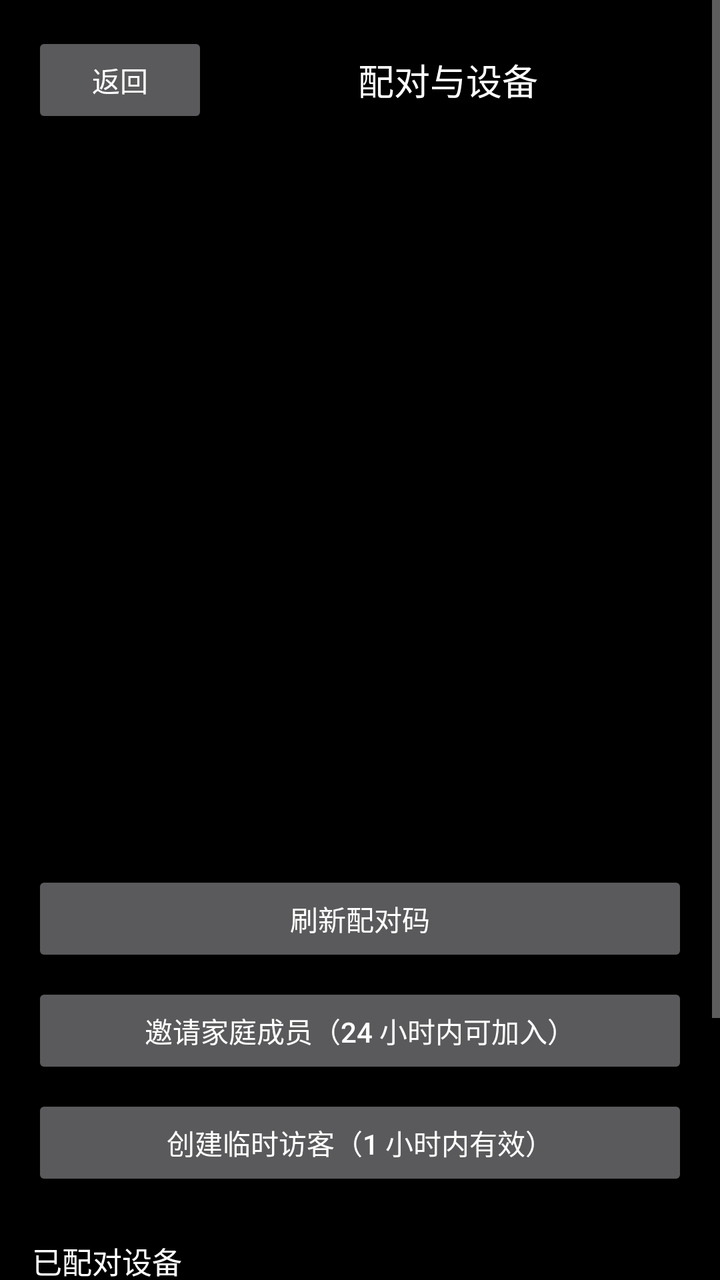
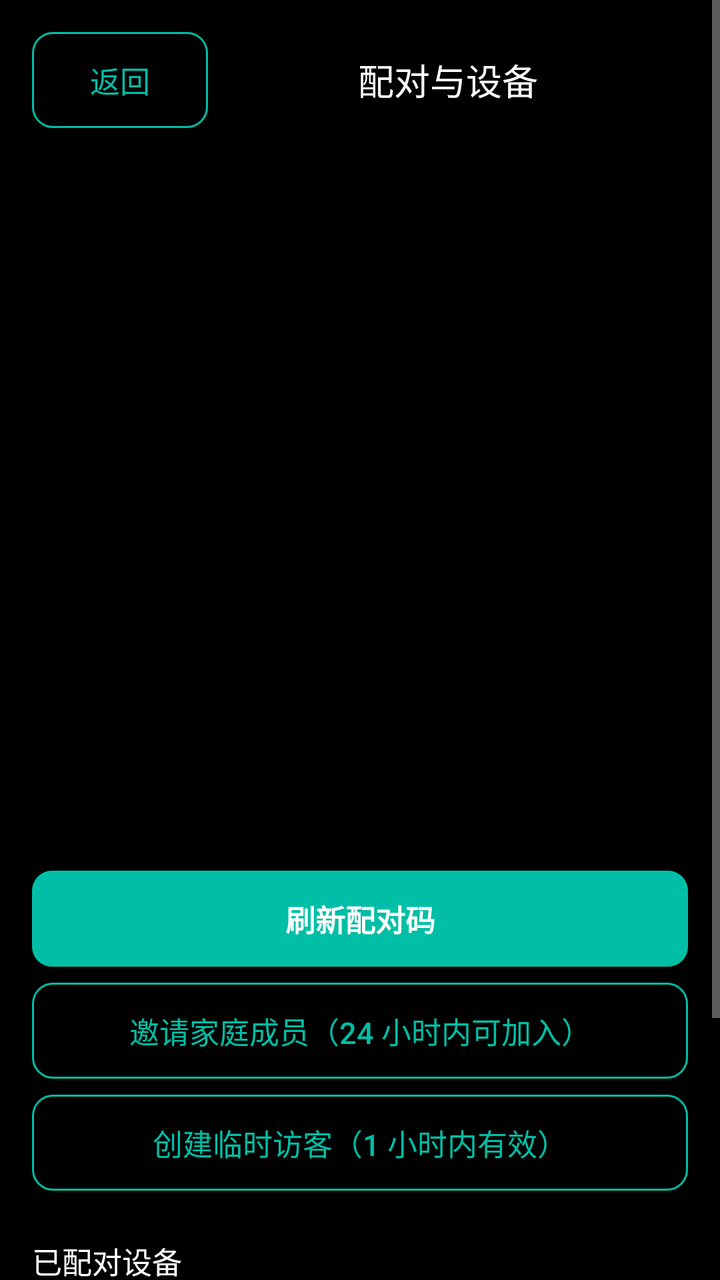

Before-and-after screenshots of an Android layout around one commit, followed by the original layout XML and the change that was made.
<!-- AndroidManifest.xml: application theme Theme.QuietSentry -->
<!-- res/layout/activity_pairing.xml -->
<?xml version="1.0" encoding="utf-8"?>
<ScrollView xmlns:android="http://schemas.android.com/apk/res/android"
    android:layout_width="match_parent"
    android:layout_height="match_parent"
    android:background="@android:color/black"
    android:fillViewport="true">

    <LinearLayout
        android:layout_width="match_parent"
        android:layout_height="wrap_content"
        android:orientation="vertical"
        android:padding="@dimen/qs_space_16">

        <LinearLayout
            android:layout_width="match_parent"
            android:layout_height="wrap_content"
            android:gravity="center_vertical"
            android:orientation="horizontal">

            <Button
                android:id="@+id/pairing_back"
                android:layout_width="wrap_content"
                android:layout_height="wrap_content"
                android:text="@string/pairing_back" />

            <TextView
                android:layout_width="0dp"
                android:layout_height="wrap_content"
                android:layout_weight="1"
                android:gravity="center"
                android:text="@string/pairing_title"
                android:textColor="@android:color/white"
                android:textSize="@dimen/qs_text_subtitle" />
        </LinearLayout>

        <TextView
            android:id="@+id/pairing_hint"
            android:layout_width="match_parent"
            android:layout_height="wrap_content"
            android:layout_marginTop="@dimen/qs_space_12"
            android:textColor="@color/qs_text_muted"
            android:textSize="@dimen/qs_text_status" />

        
        <ImageView
            android:id="@+id/pairing_qr"
            android:layout_width="240dp"
            android:layout_height="240dp"
            android:layout_gravity="center_horizontal"
            android:layout_marginTop="@dimen/qs_space_16"
            android:contentDescription="@string/pairing_qr_desc" />

        <TextView
            android:id="@+id/pairing_code"
            android:layout_width="match_parent"
            android:layout_height="wrap_content"
            android:layout_marginTop="@dimen/qs_space_12"
            android:gravity="center"
            android:textColor="@android:color/white"
            android:textSize="@dimen/qs_text_headline" />

        <TextView
            android:id="@+id/pairing_fingerprint"
            android:layout_width="match_parent"
            android:layout_height="wrap_content"
            android:layout_marginTop="@dimen/qs_space_4"
            android:gravity="center"
            android:textColor="@color/qs_text_muted"
            android:textSize="@dimen/qs_text_caption" />

        <Button
            android:id="@+id/pairing_refresh"
            android:layout_width="match_parent"
            android:layout_height="wrap_content"
            android:layout_marginTop="@dimen/qs_space_16"
            android:text="@string/pairing_refresh" />

        <Button
            android:id="@+id/pairing_invite"
            android:layout_width="match_parent"
            android:layout_height="wrap_content"
            android:layout_marginTop="@dimen/qs_space_8"
            android:text="@string/pairing_invite" />

        <Button
            android:id="@+id/pairing_invite_guest"
            android:layout_width="match_parent"
            android:layout_height="wrap_content"
            android:layout_marginTop="@dimen/qs_space_8"
            android:text="@string/pairing_invite_guest" />

        <TextView
            android:id="@+id/pairing_devices_title"
            android:layout_width="match_parent"
            android:layout_height="wrap_content"
            android:layout_marginTop="@dimen/qs_space_24"
            android:text="@string/pairing_devices_title"
            android:textColor="@android:color/white"
            android:textSize="@dimen/qs_text_body" />

        <LinearLayout
            android:id="@+id/pairing_devices"
            android:layout_width="match_parent"
            android:layout_height="wrap_content"
            android:layout_marginTop="@dimen/qs_space_8"
            android:orientation="vertical" />

        <TextView
            android:id="@+id/pairing_devices_empty"
            android:layout_width="match_parent"
            android:layout_height="wrap_content"
            android:text="@string/pairing_devices_empty"
            android:textColor="@color/qs_text_muted"
            android:textSize="@dimen/qs_text_status" />

        <Button
            android:id="@+id/pairing_recovery"
            android:layout_width="match_parent"
            android:layout_height="wrap_content"
            android:layout_marginTop="@dimen/qs_space_16"
            android:text="@string/pairing_recovery" />

        <Button
            android:id="@+id/pairing_revoke_all"
            android:layout_width="match_parent"
            android:layout_height="wrap_content"
            android:layout_marginTop="@dimen/qs_space_8"
            android:text="@string/pairing_revoke_all" />
    </LinearLayout>
</ScrollView>
<!-- resources referenced by this layout -->
<resources>
  <dimen name="qs_space_12">12dp</dimen>
  <dimen name="qs_space_16">16dp</dimen>
  <dimen name="qs_space_24">24dp</dimen>
  <dimen name="qs_space_4">4dp</dimen>
  <dimen name="qs_space_8">8dp</dimen>
  <dimen name="qs_text_body">15sp</dimen>
  <dimen name="qs_text_caption">12sp</dimen>
  <dimen name="qs_text_headline">28sp</dimen>
  <dimen name="qs_text_status">13sp</dimen>
  <dimen name="qs_text_subtitle">18sp</dimen>
  <string name="pairing_back">返回</string>
  <string name="pairing_refresh">刷新配对码</string>
  <string name="pairing_title">配对与设备</string>
  <!-- unchanged entries left out for length: 10 -->
</resources>

<!-- the commit's change to res/layout/activity_pairing.xml (unified diff, before → after) -->
@@ -2,7 +2,7 @@
 <ScrollView xmlns:android="http://schemas.android.com/apk/res/android"
     android:layout_width="match_parent"
     android:layout_height="match_parent"
-    android:background="@android:color/black"
+    android:background="@color/qs_bg"
     android:fillViewport="true">
 
     <LinearLayout
@@ -21,6 +21,7 @@
                 android:id="@+id/pairing_back"
                 android:layout_width="wrap_content"
                 android:layout_height="wrap_content"
+                style="@style/Widget.QuietSentry.SecondaryButton"
                 android:text="@string/pairing_back" />
 
             <TextView
@@ -29,7 +30,7 @@
                 android:layout_weight="1"
                 android:gravity="center"
                 android:text="@string/pairing_title"
-                android:textColor="@android:color/white"
+                android:textColor="@color/qs_text"
                 android:textSize="@dimen/qs_text_subtitle" />
         </LinearLayout>
 
@@ -56,7 +57,7 @@
             android:layout_height="wrap_content"
             android:layout_marginTop="@dimen/qs_space_12"
             android:gravity="center"
-            android:textColor="@android:color/white"
+            android:textColor="@color/qs_text"
             android:textSize="@dimen/qs_text_headline" />
 
         <TextView
@@ -73,6 +74,7 @@
             android:layout_width="match_parent"
             android:layout_height="wrap_content"
             android:layout_marginTop="@dimen/qs_space_16"
+            style="@style/Widget.QuietSentry.PrimaryButton"
             android:text="@string/pairing_refresh" />
 
         <Button
@@ -80,6 +82,7 @@
             android:layout_width="match_parent"
             android:layout_height="wrap_content"
             android:layout_marginTop="@dimen/qs_space_8"
+            style="@style/Widget.QuietSentry.SecondaryButton"
             android:text="@string/pairing_invite" />
 
         <Button
@@ -87,6 +90,7 @@
             android:layout_width="match_parent"
             android:layout_height="wrap_content"
             android:layout_marginTop="@dimen/qs_space_8"
+            style="@style/Widget.QuietSentry.SecondaryButton"
             android:text="@string/pairing_invite_guest" />
 
         <TextView
@@ -95,7 +99,7 @@
             android:layout_height="wrap_content"
             android:layout_marginTop="@dimen/qs_space_24"
             android:text="@string/pairing_devices_title"
-            android:textColor="@android:color/white"
+            android:textColor="@color/qs_text"
             android:textSize="@dimen/qs_text_body" />
 
         <LinearLayout
@@ -118,6 +122,7 @@
             android:layout_width="match_parent"
             android:layout_height="wrap_content"
             android:layout_marginTop="@dimen/qs_space_16"
+            style="@style/Widget.QuietSentry.SecondaryButton"
             android:text="@string/pairing_recovery" />
 
         <Button
@@ -125,6 +130,7 @@
             android:layout_width="match_parent"
             android:layout_height="wrap_content"
             android:layout_marginTop="@dimen/qs_space_8"
+            style="@style/Widget.QuietSentry.SecondaryButton"
             android:text="@string/pairing_revoke_all" />
     </LinearLayout>
 </ScrollView>
<!-- resource entries referenced after the edit -->
@@ -1,5 +1,7 @@
 <!-- resources referenced by this layout -->
 <resources>
+  <color name="qs_bg">#FF000000</color>
+  <color name="qs_text">#FFFFFFFF</color>
   <dimen name="qs_space_12">12dp</dimen>
   <dimen name="qs_space_16">16dp</dimen>
   <dimen name="qs_space_24">24dp</dimen>
@@ -13,6 +15,68 @@
   <string name="pairing_back">返回</string>
   <string name="pairing_refresh">刷新配对码</string>
   <string name="pairing_title">配对与设备</string>
+  <style name="Widget.QuietSentry.PrimaryButton" parent="Widget.AppCompat.Button">
+          <item name="android:background">@drawable/comp_btn_primary_bg</item>
+          <item name="android:backgroundTint">@color/comp_btn_primary_tint</item>
+          <item name="android:textColor">@color/qs_text</item>
+          <item name="android:textSize">@dimen/qs_text_body</item>
+          <item name="android:textStyle">bold</item>
+          <item name="android:minHeight">@dimen/qs_size_button</item>
+          <item name="android:paddingStart">@dimen/qs_space_16</item>
+          <item name="android:paddingEnd">@dimen/qs_space_16</item>
+          <item name="android:gravity">center</item>
+      </style>
+  <style name="Widget.QuietSentry.SecondaryButton" parent="Widget.AppCompat.Button">
+          <item name="android:background">@drawable/comp_btn_secondary_bg</item>
+          <item name="android:textColor">@color/qs_accent</item>
+          <item name="android:textSize">@dimen/qs_text_body</item>
+          <item name="android:minHeight">@dimen/qs_size_button</item>
+          <item name="android:paddingStart">@dimen/qs_space_16</item>
+          <item name="android:paddingEnd">@dimen/qs_space_16</item>
+          <item name="android:gravity">center</item>
+      </style>
+  <!-- drawable comp_btn_primary_bg (drawable) -->
+  <?xml version="1.0" encoding="utf-8"?>
+  <shape xmlns:android="http://schemas.android.com/apk/res/android"
+      android:shape="rectangle">
+      <solid android:color="@android:color/white" />
+      <corners android:radius="@dimen/qs_radius_button" />
+  </shape>
+  <dimen name="qs_size_button">48dp</dimen>
+  <!-- drawable comp_btn_secondary_bg (drawable) -->
+  <?xml version="1.0" encoding="utf-8"?>
+  <selector xmlns:android="http://schemas.android.com/apk/res/android">
+      <item android:state_enabled="false" android:drawable="@drawable/comp_shape_stroke_muted" />
+      <item android:state_pressed="true" android:drawable="@drawable/comp_shape_stroke_accent_soft" />
+      <item android:drawable="@drawable/comp_shape_stroke_accent" />
+  </selector>
+  <color name="qs_accent">#FF00BFA6</color>
+  <dimen name="qs_radius_button">10dp</dimen>
+  <!-- drawable comp_shape_stroke_muted (drawable) -->
+  <?xml version="1.0" encoding="utf-8"?>
+  <shape xmlns:android="http://schemas.android.com/apk/res/android"
+      android:shape="rectangle">
+      <solid android:color="@android:color/transparent" />
+      <stroke android:width="1dp" android:color="@color/qs_text_muted" />
+      <corners android:radius="@dimen/qs_radius_button" />
+  </shape>
+  <!-- drawable comp_shape_stroke_accent_soft (drawable) -->
+  <?xml version="1.0" encoding="utf-8"?>
+  <shape xmlns:android="http://schemas.android.com/apk/res/android"
+      android:shape="rectangle">
+      <solid android:color="@android:color/transparent" />
+      <stroke android:width="1dp" android:color="@color/qs_accent_soft" />
+      <corners android:radius="@dimen/qs_radius_button" />
+  </shape>
+  <!-- drawable comp_shape_stroke_accent (drawable) -->
+  <?xml version="1.0" encoding="utf-8"?>
+  <shape xmlns:android="http://schemas.android.com/apk/res/android"
+      android:shape="rectangle">
+      <solid android:color="@android:color/transparent" />
+      <stroke android:width="1dp" android:color="@color/qs_accent" />
+      <corners android:radius="@dimen/qs_radius_button" />
+  </shape>
+  <color name="qs_accent_soft">#3300BFA6</color>
   <!-- unchanged entries left out for length: 10 -->
 </resources>
 
